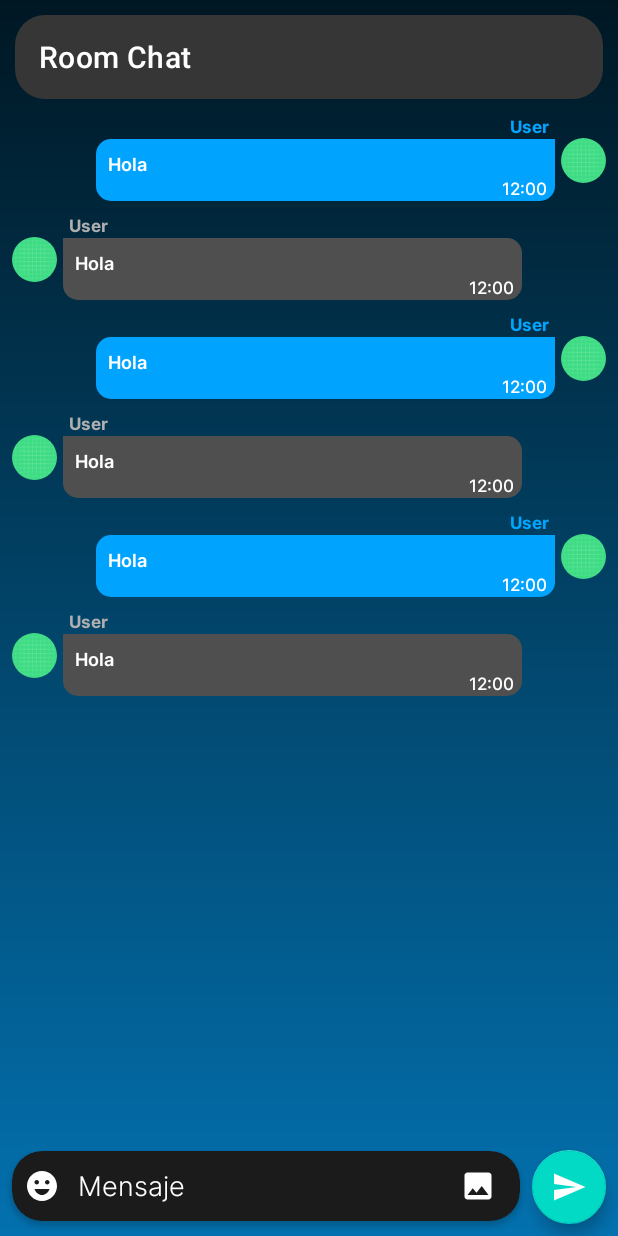
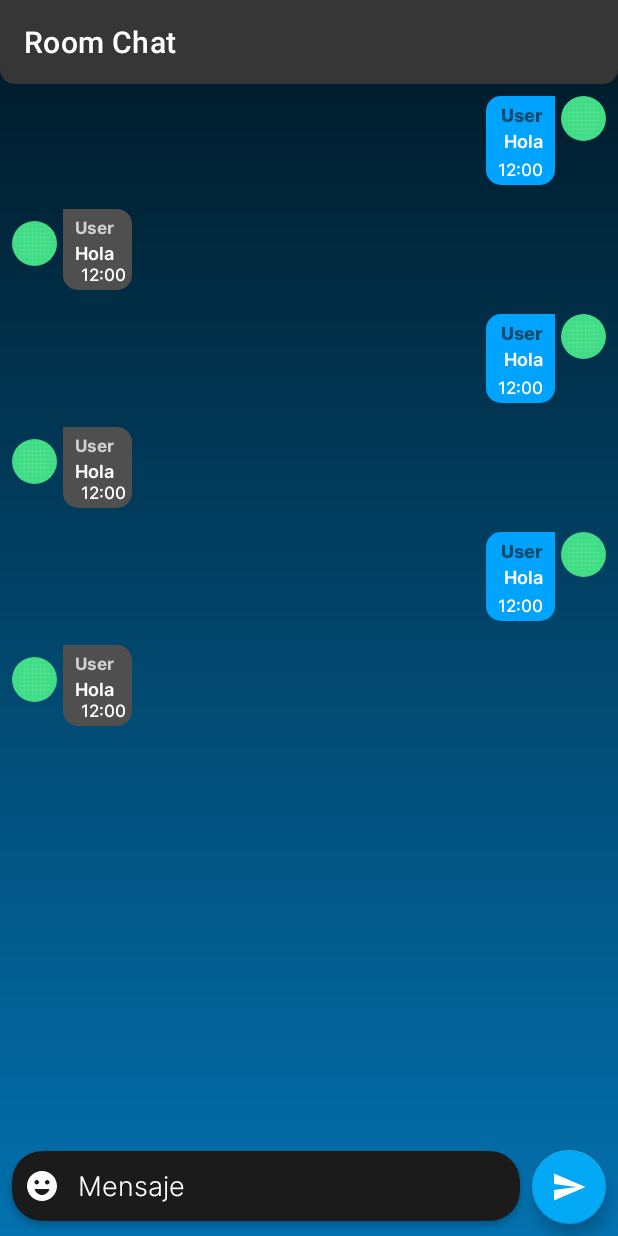
Before and after one commit to Rviewer-Challenges/H21fsMEAhjInLkmKSET7, an Android app: the layout activity_room_chat_acticity.xml on its own in the app's theme, with its tools: preview values and no code run, on a phone screen of 412 x 824 dp. Run offline under Robolectric (Android 15) with nearby library versions, the phone set to English and light mode, and no system bars.

Commit message:
Room Chat

```diff
--- a/ChatFirenase/app/src/main/java/com/ucielcorp/chatfirenase/Presenters/ChatAdapter.kt
+++ b/ChatFirenase/app/src/main/java/com/ucielcorp/chatfirenase/Presenters/ChatAdapter.kt
@@ -82,6 +82,6 @@ class ChatAdapter(private val context: Context, private val chatList : ArrayList
         val nameOtherUser : TextView = itemView.findViewById(R.id.otherUserText)
         val otherMessageText : TextView = itemView.findViewById(R.id.otherMessageText)
         val imageOtherProfile : ImageView = itemView.findViewById(R.id.otherImageProf)
-        val timeOtherMessage : TextView = itemView.findViewById(R.id.timeMyMessage)
+        val timeOtherMessage : TextView = itemView.findViewById(R.id.timeOtherMessage)
     }
 }
--- a/ChatFirenase/app/src/main/java/com/ucielcorp/chatfirenase/Views/RoomChatActicity.kt
+++ b/ChatFirenase/app/src/main/java/com/ucielcorp/chatfirenase/Views/RoomChatActicity.kt
@@ -1,13 +1,18 @@
 package com.ucielcorp.chatfirenase.Views
 
 import android.content.Intent
+import android.content.pm.PackageManager
+import android.os.Build
 import androidx.appcompat.app.AppCompatActivity
 import android.os.Bundle
 import android.util.Log
 import android.view.LayoutInflater
 import android.view.Menu
 import android.view.MenuItem
+import android.widget.Toast
+import androidx.activity.result.contract.ActivityResultContracts
 import androidx.appcompat.widget.Toolbar
+import androidx.core.content.ContextCompat
 import androidx.recyclerview.widget.LinearLayoutManager
 import androidx.recyclerview.widget.RecyclerView
 import com.google.firebase.auth.FirebaseAuth
@@ -20,6 +25,17 @@ import com.vanniktech.emoji.EmojiPopup
 import com.vanniktech.emoji.EmojiTextView
 import kotlinx.android.synthetic.main.activity_room_chat_acticity.*
 import java.util.*
+import android.Manifest
+import android.app.Activity
+import android.net.Uri
+import com.google.firebase.ktx.Firebase
+import com.google.firebase.storage.FirebaseStorage
+import com.google.firebase.storage.StorageReference
+import kotlinx.android.synthetic.main.item_room_chat.*
+import java.io.File
+import java.net.URI
+import java.text.SimpleDateFormat
+import java.util.logging.SimpleFormatter
 import kotlin.collections.ArrayList
 
 class RoomChatActicity : AppCompatActivity() {
@@ -31,6 +47,9 @@ class RoomChatActicity : AppCompatActivity() {
     // Declaración de variables de Firebase
     private lateinit var db : FirebaseFirestore
     private lateinit var auth : FirebaseAuth
+
+    // Image
+    private lateinit var imageUri : Uri
 
     override fun onCreate(savedInstanceState: Bundle?) {
         super.onCreate(savedInstanceState)
@@ -55,6 +74,7 @@ class RoomChatActicity : AppCompatActivity() {
 
         emojiConfig()
         initViews()
+
     }
 
     private fun emojiConfig(){
@@ -73,8 +93,6 @@ class RoomChatActicity : AppCompatActivity() {
                 .inflate(R.layout.emoji_text_view, linearLayout2, false) as EmojiTextView
 
             emojiTextView.setText(messageText.text.toString())
-            //linearLayout2.addView(emojiTextView)
-
             sendMessage()
         }
 
@@ -99,6 +117,7 @@ class RoomChatActicity : AppCompatActivity() {
                 chatAdapter.notifyDataSetChanged()
             }
         })
+
     }
 
     private fun sendMessage() {
@@ -140,4 +159,5 @@ class RoomChatActicity : AppCompatActivity() {
         return super.onOptionsItemSelected(item)
 
     }
+
 }
--- /dev/null
+++ b/ChatFirenase/app/src/main/java/com/ucielcorp/chatfirenase/Views/SplashActivity.kt
@@ -0,0 +1,23 @@
+package com.ucielcorp.chatfirenase.Views
+
+import android.content.Intent
+import androidx.appcompat.app.AppCompatActivity
+import android.os.Bundle
+import android.os.Handler
+import com.ucielcorp.chatfirenase.R
+
+class SplashActivity : AppCompatActivity() {
+    override fun onCreate(savedInstanceState: Bundle?) {
+        super.onCreate(savedInstanceState)
+        setContentView(R.layout.activity_splash)
+
+        //Moviendonos a otroa activity
+        val splasScreemTimeOut = 4000
+        val homeIntent = Intent(this, LoginActivity::class.java)
+
+        Handler().postDelayed({
+            startActivity(homeIntent)
+            finish()
+        }, splasScreemTimeOut.toLong())
+    }
+}
--- a/ChatFirenase/app/src/main/res/drawable/backgroud_toolbar.xml
+++ b/ChatFirenase/app/src/main/res/drawable/backgroud_toolbar.xml
@@ -2,7 +2,8 @@
 <shape xmlns:android="http://schemas.android.com/apk/res/android"
     android:shape="rectangle">
 
-    <corners android:radius="20dp"/>
+    <corners android:bottomLeftRadius="10dp"
+        android:bottomRightRadius="10dp"/>
 
     <solid android:color="@color/gris_oscuro"/>
 </shape>
--- a/ChatFirenase/app/src/main/res/drawable/rectangle_6.xml
+++ b/ChatFirenase/app/src/main/res/drawable/rectangle_6.xml
@@ -1,9 +1,9 @@
 <?xml version="1.0" encoding="utf-8"?>
 <shape xmlns:android="http://schemas.android.com/apk/res/android">
-
     <solid android:color="#00A4FF"/>
 
     <corners android:topLeftRadius="10dp"
         android:bottomRightRadius="10dp"
         android:bottomLeftRadius="10dp"/>
+
 </shape>
--- a/ChatFirenase/app/src/main/res/layout/activity_login.xml
+++ b/ChatFirenase/app/src/main/res/layout/activity_login.xml
@@ -4,19 +4,20 @@
     xmlns:tools="http://schemas.android.com/tools"
     android:layout_width="match_parent"
     android:layout_height="match_parent"
-    tools:context=".Views.LoginActivity"
-    android:background="@drawable/fondo">
+    android:background="@drawable/fondo"
+    android:theme="@style/Theme.ChatFirenase"
+    tools:context=".Views.LoginActivity">
 
     <androidx.cardview.widget.CardView
         android:layout_width="wrap_content"
         android:layout_height="wrap_content"
+        app:cardBackgroundColor="@color/black"
+        app:cardCornerRadius="20dp"
+        app:cardElevation="20dp"
         app:layout_constraintBottom_toTopOf="@+id/linearLayout"
         app:layout_constraintEnd_toEndOf="parent"
         app:layout_constraintStart_toStartOf="parent"
-        app:layout_constraintTop_toTopOf="parent"
-        app:cardCornerRadius="20dp"
-        app:cardBackgroundColor="@color/black"
-        app:cardElevation="20dp">
+        app:layout_constraintTop_toTopOf="parent">
 
         <androidx.constraintlayout.widget.ConstraintLayout
             android:layout_width="match_parent"
@@ -73,7 +74,7 @@
                 app:layout_constraintEnd_toEndOf="parent"
                 app:layout_constraintHorizontal_bias="0.0"
                 app:layout_constraintStart_toStartOf="parent"
-                app:layout_constraintTop_toBottomOf="@+id/bienvenidoText"/>
+                app:layout_constraintTop_toBottomOf="@+id/bienvenidoText" />
 
         </androidx.constraintlayout.widget.ConstraintLayout>
     </androidx.cardview.widget.CardView>
--- a/ChatFirenase/app/src/main/res/layout/activity_room_chat_acticity.xml
+++ b/ChatFirenase/app/src/main/res/layout/activity_room_chat_acticity.xml
@@ -59,6 +59,7 @@
                     android:layout_width="0dp"
                     android:layout_height="match_parent"
                     android:layout_marginStart="8dp"
+                    android:layout_marginEnd="16dp"
                     android:autofillHints=""
                     android:backgroundTint="@android:color/transparent"
                     android:fontFamily="@font/inter_light"
@@ -68,22 +69,12 @@
                     android:maxLines="4"
                     android:textColorHint="@color/white"
                     app:layout_constraintBottom_toBottomOf="parent"
-                    app:layout_constraintEnd_toStartOf="@+id/photoImageView"
+                    app:layout_constraintEnd_toEndOf="parent"
                     app:layout_constraintStart_toEndOf="@+id/btEmoji"
                     app:layout_constraintTop_toTopOf="parent"
                     tools:ignore="TouchTargetSizeCheck" />
 
-                <androidx.appcompat.widget.AppCompatImageView
-                    android:id="@+id/photoImageView"
-                    android:layout_width="wrap_content"
-                    android:layout_height="wrap_content"
-                    android:layout_marginStart="8dp"
-                    android:layout_marginEnd="16dp"
-                    android:src="@drawable/ic_image"
-                    app:layout_constraintBottom_toBottomOf="parent"
-                    app:layout_constraintEnd_toEndOf="parent"
-                    app:layout_constraintStart_toEndOf="@+id/messageText"
-                    app:layout_constraintTop_toTopOf="parent" />
+
             </androidx.constraintlayout.widget.ConstraintLayout>
 
         </androidx.cardview.widget.CardView>
@@ -99,6 +90,7 @@
             android:clickable="true"
             android:contentDescription="@string/send"
             android:focusable="true"
+
             android:src="@drawable/ic_send"
             app:fabCustomSize="49dp"
             app:layout_constraintBottom_toBottomOf="parent"
@@ -119,5 +111,4 @@
         app:layout_constraintStart_toStartOf="parent"
         app:layout_constraintTop_toBottomOf="@+id/include"
         tools:listitem="@layout/item_room_chat" />
-
 </androidx.constraintlayout.widget.ConstraintLayout>
--- /dev/null
+++ b/ChatFirenase/app/src/main/res/layout/activity_splash.xml
@@ -0,0 +1,23 @@
+<?xml version="1.0" encoding="utf-8"?>
+<androidx.constraintlayout.widget.ConstraintLayout xmlns:android="http://schemas.android.com/apk/res/android"
+    xmlns:app="http://schemas.android.com/apk/res-auto"
+    xmlns:tools="http://schemas.android.com/tools"
+    android:layout_width="match_parent"
+    android:layout_height="match_parent"
+    tools:context=".Views.SplashActivity"
+    android:background="#1C1C1C"
+    android:theme="@style/Theme.SplashScreen">
+
+    <com.airbnb.lottie.LottieAnimationView
+        android:id="@+id/animationScreen"
+        android:layout_width="wrap_content"
+        android:layout_height="wrap_content"
+        app:lottie_rawRes="@raw/message_animation"
+        app:lottie_autoPlay="true"
+        app:lottie_loop="true"
+        app:layout_constraintBottom_toBottomOf="parent"
+        app:layout_constraintEnd_toEndOf="parent"
+        app:layout_constraintStart_toStartOf="parent"
+        app:layout_constraintTop_toTopOf="parent" />
+
+</androidx.constraintlayout.widget.ConstraintLayout>
--- a/ChatFirenase/app/src/main/res/layout/item_room_chat.xml
+++ b/ChatFirenase/app/src/main/res/layout/item_room_chat.xml
@@ -13,54 +13,76 @@
         app:layout_constraintStart_toStartOf="parent"
         app:layout_constraintTop_toTopOf="parent">
 
-        <TextView
-            android:id="@+id/nameUserText"
+        <androidx.constraintlayout.widget.ConstraintLayout
+            android:id="@+id/contentMyMessage"
             android:layout_width="wrap_content"
             android:layout_height="wrap_content"
-            android:layout_marginEnd="8dp"
-            android:text="User"
-            android:textSize="11sp"
-            android:textColor="#00A6FF"
-            android:fontFamily="@font/inter_bold"
-            app:layout_constraintBottom_toTopOf="@+id/contentMyMessage"
-            app:layout_constraintEnd_toStartOf="@+id/myImageProf"
-            app:layout_constraintTop_toTopOf="parent" />
-
-        <androidx.constraintlayout.widget.ConstraintLayout
-            android:id="@+id/contentMyMessage"
-            android:layout_width="0dp"
-            android:layout_height="wrap_content"
-            android:layout_marginStart="64dp"
+            android:layout_marginTop="8dp"
             android:layout_marginEnd="4dp"
             android:layout_marginBottom="8dp"
             android:background="@drawable/rectangle_6"
             app:layout_constraintBottom_toBottomOf="parent"
             app:layout_constraintEnd_toStartOf="@+id/myImageProf"
+            app:layout_constraintTop_toTopOf="parent">
+
+            <TextView
+                android:id="@+id/nameUserText"
+                android:layout_width="wrap_content"
+                android:layout_height="wrap_content"
+                android:layout_marginTop="4dp"
+                android:layout_marginEnd="8dp"
+                android:fontFamily="@font/inter_extra_bold"
+                android:gravity="end"
+                android:text="User"
+                android:textColor="#014B6C"
+                android:textSize="12sp"
+                app:layout_constraintBottom_toTopOf="@+id/myMessageText"
+                app:layout_constraintEnd_toEndOf="parent"
+                app:layout_constraintTop_toTopOf="parent" />
+
+            <Space
+                android:id="@+id/space"
+                android:layout_width="wrap_content"
+                android:layout_height="wrap_content"
+                android:layout_marginStart="8dp"
+                android:layout_marginTop="8dp"
+                android:layout_marginEnd="2dp"
+                app:layout_constraintEnd_toStartOf="@+id/nameUserText"
                 app:layout_constraintStart_toStartOf="parent"
-            app:layout_constraintTop_toBottomOf="@+id/nameUserText">
+                app:layout_constraintTop_toTopOf="parent" />
 
             <TextView
                 android:id="@+id/myMessageText"
-                android:layout_width="match_parent"
+                android:layout_width="wrap_content"
+                android:layout_height="wrap_content"
+                android:layout_marginEnd="8dp"
+                android:layout_marginBottom="2dp"
+                android:fontFamily="@font/inter_semi_bold"
+                android:gravity="start"
+                android:maxWidth="270dp"
+                android:text="Hola"
+                android:textColor="#FFFFFF"
+                android:textSize="12sp"
+                app:layout_constraintBottom_toTopOf="@+id/timeMyMessage"
+                app:layout_constraintEnd_toEndOf="parent"
+                app:layout_constraintTop_toBottomOf="@+id/nameUserText" />
+
+            <Space
+                android:id="@+id/space2"
+                android:layout_width="wrap_content"
                 android:layout_height="wrap_content"
                 android:layout_marginStart="8dp"
-                android:layout_marginTop="8dp"
-                android:layout_marginEnd="8dp"
-                android:layout_marginBottom="16dp"
-                android:fontFamily="@font/inter_semi_bold"
-                android:text="Hola"
-                android:textColor="@color/white"
-                android:textSize="12sp"
                 app:layout_constraintBottom_toBottomOf="parent"
-                app:layout_constraintEnd_toEndOf="parent"
+                app:layout_constraintEnd_toStartOf="@+id/myMessageText"
                 app:layout_constraintStart_toStartOf="parent"
                 app:layout_constraintTop_toTopOf="parent" />
 
             <TextView
                 android:id="@+id/timeMyMessage"
                 android:layout_width="wrap_content"
-                android:layout_height="0dp"
-                android:layout_marginEnd="5dp"
+                android:layout_height="wrap_content"
+                android:layout_marginEnd="8dp"
+                android:layout_marginBottom="2dp"
                 android:fontFamily="@font/inter_medium"
                 android:gravity="bottom"
                 android:maxLength="2000"
@@ -77,7 +99,7 @@
             android:id="@+id/myImageProf"
             android:layout_width="30dp"
             android:layout_height="30dp"
-            android:layout_marginTop="16dp"
+            android:layout_marginTop="8dp"
             android:layout_marginEnd="8dp"
             android:src="@drawable/ic_launcher_background"
             app:layout_constraintEnd_toEndOf="parent"
@@ -92,53 +114,72 @@
         app:layout_constraintStart_toStartOf="parent"
         app:layout_constraintTop_toBottomOf="@+id/myMessageLayout">
 
+        <androidx.constraintlayout.widget.ConstraintLayout
+            android:id="@+id/contentOtherMessage"
+            android:layout_width="wrap_content"
+            android:layout_height="wrap_content"
+            android:layout_marginStart="4dp"
+            android:layout_marginTop="8dp"
+            android:layout_marginBottom="8dp"
+            android:background="@drawable/background_other_message"
+            app:layout_constraintBottom_toBottomOf="parent"
+            app:layout_constraintStart_toEndOf="@+id/otherImageProf"
+            app:layout_constraintTop_toTopOf="parent">
+
             <TextView
                 android:id="@+id/otherUserText"
                 android:layout_width="wrap_content"
                 android:layout_height="wrap_content"
                 android:layout_marginStart="8dp"
+                android:layout_marginTop="4dp"
                 android:fontFamily="@font/inter_bold"
                 android:text="User"
-            android:textColor="#AFAFAF"
+                android:textColor="#CFCFCF"
                 android:textSize="11sp"
-            app:layout_constraintStart_toEndOf="@+id/otherImageProf"
+                app:layout_constraintStart_toStartOf="parent"
                 app:layout_constraintTop_toTopOf="parent" />
 
-        <androidx.constraintlayout.widget.ConstraintLayout
-            android:id="@+id/contentOtherMessage"
-            android:layout_width="0dp"
+            <Space
+                android:id="@+id/space3"
+                android:layout_width="wrap_content"
                 android:layout_height="wrap_content"
-            android:layout_marginStart="4dp"
-            android:layout_marginEnd="64dp"
-            android:layout_marginBottom="8dp"
-            android:background="@drawable/background_other_message"
-            app:layout_constraintBottom_toBottomOf="parent"
+                android:layout_marginStart="8dp"
+                android:layout_marginEnd="2dp"
                 app:layout_constraintEnd_toEndOf="parent"
-            app:layout_constraintStart_toEndOf="@+id/otherImageProf"
-            app:layout_constraintTop_toBottomOf="@+id/otherUserText">
+                app:layout_constraintStart_toEndOf="@+id/otherUserText"
+                app:layout_constraintTop_toTopOf="parent" />
 
             <TextView
                 android:id="@+id/otherMessageText"
-                android:layout_width="match_parent"
-                android:layout_height="match_parent"
+                android:layout_width="wrap_content"
+                android:layout_height="wrap_content"
                 android:layout_marginStart="8dp"
-                android:layout_marginTop="8dp"
-                android:layout_marginEnd="8dp"
                 android:layout_marginBottom="16dp"
                 android:fontFamily="@font/inter_semi_bold"
+                android:maxWidth="270dp"
                 android:text="Hola"
                 android:textColor="@color/white"
                 android:textSize="12sp"
                 app:layout_constraintBottom_toBottomOf="parent"
+                app:layout_constraintStart_toStartOf="parent"
+                app:layout_constraintTop_toBottomOf="@+id/otherUserText" />
+
+            <Space
+                android:layout_width="wrap_content"
+                android:layout_height="wrap_content"
+                android:layout_marginStart="8dp"
+                android:layout_marginEnd="4dp"
+                app:layout_constraintBottom_toBottomOf="parent"
                 app:layout_constraintEnd_toEndOf="parent"
-                app:layout_constraintStart_toStartOf="parent"
+                app:layout_constraintStart_toEndOf="@+id/otherMessageText"
                 app:layout_constraintTop_toTopOf="parent" />
 
             <TextView
                 android:id="@+id/timeOtherMessage"
                 android:layout_width="wrap_content"
                 android:layout_height="0dp"
-                android:layout_marginEnd="5dp"
+                android:layout_marginEnd="4dp"
+                android:layout_marginBottom="2dp"
                 android:fontFamily="@font/inter_medium"
                 android:gravity="bottom"
                 android:text="12:00"
--- a/ChatFirenase/app/src/main/res/layout/toolbar.xml
+++ b/ChatFirenase/app/src/main/res/layout/toolbar.xml
@@ -9,13 +9,10 @@
         android:id="@+id/appbar"
         android:layout_width="match_parent"
         android:layout_height="wrap_content"
-        android:layout_margin="10dp"
-        android:layout_marginTop="10dp"
-        android:layout_marginEnd="9dp"
+
         android:background="@drawable/backgroud_toolbar"
         android:theme="@style/Theme.NavigationKotlin.AppBarOverlay"
         app:elevation="0dp"
-        app:layout_constraintBottom_toBottomOf="parent"
         app:layout_constraintEnd_toEndOf="parent"
         app:layout_constraintStart_toStartOf="parent"
         app:layout_constraintTop_toTopOf="parent">
--- a/ChatFirenase/app/src/main/res/values-night/themes.xml
+++ b/ChatFirenase/app/src/main/res/values-night/themes.xml
@@ -2,12 +2,12 @@
     <!-- Base application theme. -->
     <style name="Theme.ChatFirenase" parent="Theme.MaterialComponents.NoActionBar">
         <!-- Primary brand color. -->
-        <item name="colorPrimary">#001723</item>
-        <item name="colorPrimaryVariant">#001723</item>
+        <item name="colorPrimary">#0085D3</item>
+        <item name="colorPrimaryVariant">#00090C</item>
         <item name="colorOnPrimary">@color/black</item>
         <!-- Secondary brand color. -->
-        <item name="colorSecondary">@color/teal_200</item>
-        <item name="colorSecondaryVariant">@color/teal_200</item>
+        <item name="colorSecondary">#009688</item>
+        <item name="colorSecondaryVariant">#03A9F4</item>
         <item name="colorOnSecondary">@color/black</item>
         <!-- Status bar color. -->
         <item name="android:statusBarColor" tools:targetApi="l">?attr/colorPrimaryVariant</item>
@@ -16,4 +16,16 @@
 
     <style name="Theme.NavigationKotlin.AppBarOverlay" parent="ThemeOverlay.AppCompat.Dark.ActionBar"/>
     <style name="Theme.NavigationKotlin.PopupOverlay" parent="ThemeOverlay.AppCompat.Light" />
+
+    <style name="Theme.SplashScreen" parent="Theme.MaterialComponents.NoActionBar">
+        <item name="colorPrimaryVariant">#1C1C1C</item>
+        <!-- Status bar color. -->
+        <item name="android:statusBarColor" tools:targetApi="l">?attr/colorPrimaryVariant</item>
+    </style>
+
+    <style name="Theme.RoomChat" parent="Theme.MaterialComponents.NoActionBar">
+        <item name="colorPrimaryVariant">@color/gris_oscuro</item>
+        <!-- Status bar color. -->
+        <item name="android:statusBarColor" tools:targetApi="l">?attr/colorPrimaryVariant</item>
+    </style>
 </resources>
--- a/ChatFirenase/app/src/main/res/values/themes.xml
+++ b/ChatFirenase/app/src/main/res/values/themes.xml
@@ -2,18 +2,30 @@
     <!-- Base application theme. -->
     <style name="Theme.ChatFirenase" parent="Theme.MaterialComponents.NoActionBar">
         <!-- Primary brand color. -->
-        <item name="colorPrimary">#001723</item>
-        <item name="colorPrimaryVariant">#001723</item>
+        <item name="colorPrimary">#0085D3</item>
+        <item name="colorPrimaryVariant">#00090C</item>
         <item name="colorOnPrimary">@color/white</item>
         <!-- Secondary brand color. -->
-        <item name="colorSecondary">@color/teal_200</item>
-        <item name="colorSecondaryVariant">@color/teal_700</item>
+        <item name="colorSecondary">#03A9F4</item>
+        <item name="colorSecondaryVariant">@color/teal_200</item>
         <item name="colorOnSecondary">@color/black</item>
         <!-- Status bar color. -->
         <item name="android:statusBarColor" tools:targetApi="l">?attr/colorPrimaryVariant</item>
-        <!-- Customize your theme here. -->
+
     </style>
 
     <style name="Theme.NavigationKotlin.AppBarOverlay" parent="ThemeOverlay.AppCompat.Dark.ActionBar"/>
     <style name="Theme.NavigationKotlin.PopupOverlay" parent="ThemeOverlay.AppCompat.Light" />
+
+    <style name="Theme.SplashScreen" parent="Theme.MaterialComponents.NoActionBar">
+        <item name="colorPrimaryVariant">#1C1C1C</item>
+        <!-- Status bar color. -->
+        <item name="android:statusBarColor" tools:targetApi="l">?attr/colorPrimaryVariant</item>
+    </style>
+
+    <style name="Theme.RoomChat" parent="Theme.MaterialComponents.NoActionBar">
+        <item name="colorPrimaryVariant">@color/gris_oscuro</item>
+        <!-- Status bar color. -->
+        <item name="android:statusBarColor" tools:targetApi="l">?attr/colorPrimaryVariant</item>
+    </style>
 </resources>
```
Also changed, not shown: ChatFirenase/app/build.gradle (+7 -0 lines), ChatFirenase/app/src/main/AndroidManifest.xml (+12 -3 lines), ChatFirenase/app/src/main/res/raw/message_animation.json (added, +1 -0 lines). Lines whose indentation alone changed are shown as unchanged.
